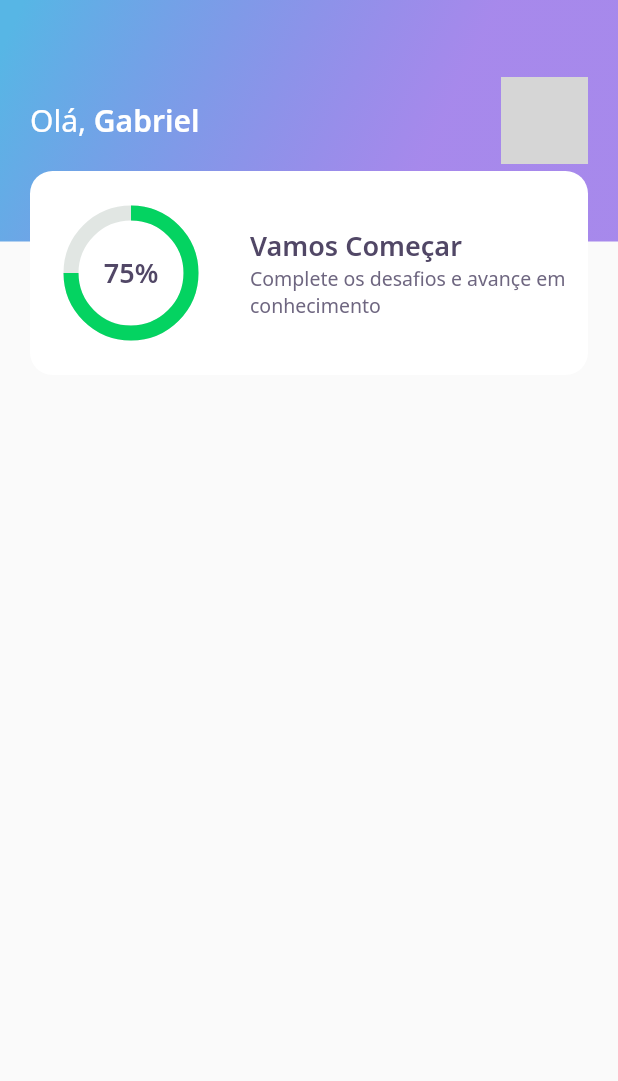
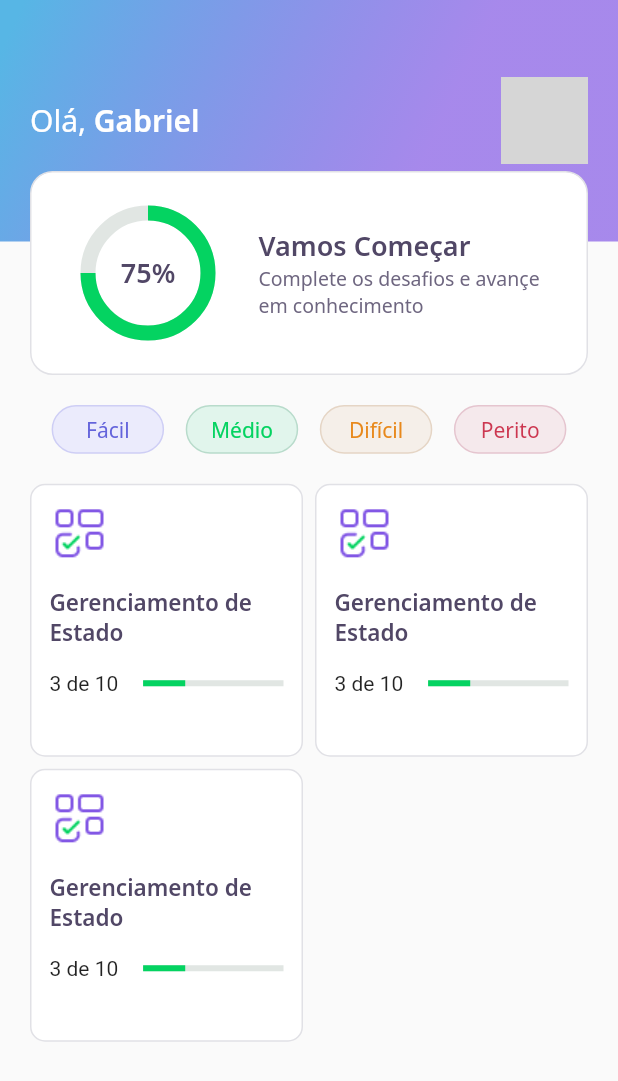
Before and after one commit to gabgmont/dev_quiz, a Flutter app: the screen it shows after launch, on a phone screen of 412 x 824 dp. Shown: the top 1081 px of the screen. Run offline on Flutter 3.47's test engine with Material 2 defaults, Android fonts, the phone set to English and light mode, and no system bars; our stand-ins replace google_fonts; network calls fail; grey boxes are pictures that could not be loaded.

Commit message:
Criação dos widgets da Home Page, e da tela de Challanges.

```diff
--- a/lib/home_page/home_page.dart
+++ b/lib/home_page/home_page.dart
@@ -1,4 +1,6 @@
-import 'package:DevQuiz/widgets/appbar/app_bar_widget.dart';
+import 'package:DevQuiz/home_page/widgets/appbar/app_bar_widget.dart';
+import 'package:DevQuiz/home_page/widgets/level_button/level_button_widget.dart';
+import 'package:DevQuiz/home_page/widgets/quiz_card/quiz_card_widget.dart';
 import 'package:flutter/material.dart';
 
 class HomePage extends StatefulWidget {
@@ -11,6 +13,36 @@ class _HomePAgeState extends State<HomePage> {
   Widget build(BuildContext context) {
     return Scaffold(
       appBar: AppBarWidget(),
+      body: Padding(
+        padding: const EdgeInsets.symmetric(horizontal: 20.0),
+        child: Column(
+          children: [
+            SizedBox(height: 20,),
+            Row(
+              mainAxisAlignment: MainAxisAlignment.spaceEvenly,
+              children: [
+                LevelButtonWidget(label: 'Fácil'),
+                LevelButtonWidget(label: 'Médio'),
+                LevelButtonWidget(label: 'Difícil'),
+                LevelButtonWidget(label: 'Perito'),
+              ],
+            ),
+            SizedBox(height: 20,),
+            Expanded(
+              child: GridView.count(
+                crossAxisSpacing: 8,
+                mainAxisSpacing: 8,
+                crossAxisCount: 2,
+                children: [
+                  QuizCardWidget(),
+                  QuizCardWidget(),
+                  QuizCardWidget(),
+                ],
+              ),
+            ),
+          ],
+        ),
+      ),
     );
   }
 }
--- a/lib/widgets/appbar/app_bar_widget.dart
+++ b/lib/home_page/widgets/appbar/app_bar_widget.dart
@@ -1,6 +1,7 @@
+import 'package:DevQuiz/core/app_colors.dart';
 import 'package:DevQuiz/core/app_gradients.dart';
 import 'package:DevQuiz/core/app_text_styles.dart';
-import 'package:DevQuiz/widgets/score_card/score_card_widget.dart';
+import 'package:DevQuiz/home_page/widgets/score_card/score_card_widget.dart';
 import 'package:flutter/cupertino.dart';
 
 class AppBarWidget extends PreferredSize {
@@ -37,7 +38,7 @@ class AppBarWidget extends PreferredSize {
                         width: 58,
                         height: 58,
                         decoration: BoxDecoration(
-                            borderRadius: BorderRadius.circular(15),
+                            borderRadius: BorderRadius.circular(23),
                             image: DecorationImage(
                               image: NetworkImage(
                                   'https://avatars.githubusercontent.com/u/57967676?v=4'),
--- /dev/null
+++ b/lib/home_page/widgets/level_button/level_button_widget.dart
@@ -0,0 +1,65 @@
+import 'package:DevQuiz/core/app_colors.dart';
+import 'package:flutter/material.dart';
+import 'package:google_fonts/google_fonts.dart';
+
+class LevelButtonWidget extends StatelessWidget {
+  final String label;
+
+  LevelButtonWidget({
+    Key? key,
+    required this.label,
+  })   : assert(['Fácil', 'Médio', 'Difícil', 'Perito'].contains(label)),
+        super(key: key);
+
+  final config = {
+    'Fácil': {
+      'color': AppColors.levelButtonFacil,
+      'borderColor': AppColors.levelButtonBorderFacil,
+      'fontColor': AppColors.levelButtonTextFacil,
+    },
+    'Médio': {
+      'color': AppColors.levelButtonMedio,
+      'borderColor': AppColors.levelButtonBorderMedio,
+      'fontColor': AppColors.levelButtonTextMedio,
+    },
+    'Difícil': {
+      'color': AppColors.levelButtonDificil,
+      'borderColor': AppColors.levelButtonBorderDificil,
+      'fontColor': AppColors.levelButtonTextDificil,
+    },
+    'Perito': {
+      'color': AppColors.levelButtonPerito,
+      'borderColor': AppColors.levelButtonBorderPerito,
+      'fontColor': AppColors.levelButtonTextPerito,
+    }
+  };
+
+  Color get color => config[label]!['color']!;
+  Color get borderColor => config[label]!['borderColor']!;
+  Color get fontColor => config[label]!['fontColor']!;
+
+  @override
+  Widget build(BuildContext context) {
+    return Container(
+      width: 75,
+      height: 32.5,
+      decoration: BoxDecoration(
+        borderRadius: BorderRadius.circular(28),
+        color: color,
+        border: Border.fromBorderSide(
+          BorderSide(
+            color: borderColor,
+          ),
+        ),
+      ),
+      child: Center(
+        child: Text(
+          label,
+          style: GoogleFonts.notoSans(
+            color: fontColor,
+          ),
+        ),
+      ),
+    );
+  }
+}
--- /dev/null
+++ b/lib/home_page/widgets/quiz_card/quiz_card_widget.dart
@@ -0,0 +1,49 @@
+import 'package:DevQuiz/core/app_colors.dart';
+import 'package:DevQuiz/core/app_images.dart';
+import 'package:DevQuiz/core/app_text_styles.dart';
+import 'package:DevQuiz/shared/widgets/progress_indicator/linear_progress_indicator_widget.dart';
+import 'package:flutter/material.dart';
+
+class QuizCardWidget extends StatelessWidget {
+  @override
+  Widget build(BuildContext context) {
+    return Container(
+      decoration: BoxDecoration(
+          border: Border.fromBorderSide(BorderSide(color: AppColors.border)),
+          color: AppColors.white,
+          borderRadius: BorderRadius.circular(10)),
+      child: Padding(
+        padding: const EdgeInsets.all(12.0),
+        child: Column(
+          crossAxisAlignment: CrossAxisAlignment.start,
+          children: [
+            Container(
+              height: 40,
+              width: 40,
+              child: Image.asset(AppImages.blocks),
+            ),
+            SizedBox(
+              height: 16,
+            ),
+            Text(
+              'Gerenciamento de Estado',
+              style: AppTextStyles.heading15,
+            ),
+            SizedBox(
+              height: 16,
+            ),
+            Row(
+              children: [
+                Expanded(child: Text('3 de 10'),flex: 2,),
+                Expanded(
+                  flex: 3,
+                  child: LinearProgressIndicatorWidget(value: .3),
+                ),
+              ],
+            ),
+          ],
+        ),
+      ),
+    );
+  }
+}
--- a/lib/widgets/score_card/score_card_widget.dart
+++ b/lib/home_page/widgets/score_card/score_card_widget.dart
@@ -1,5 +1,5 @@
 import 'package:DevQuiz/core/core.dart';
-import 'package:DevQuiz/widgets/chart/chart_widget.dart';
+import 'package:DevQuiz/home_page/widgets/chart/chart_widget.dart';
 import 'package:flutter/cupertino.dart';
 import 'package:flutter/material.dart';
 
@@ -12,10 +12,11 @@ class ScoreCardWidget extends StatelessWidget {
         height: 136,
         decoration: BoxDecoration(
           color: AppColors.white,
+          border: Border.fromBorderSide(BorderSide(color: AppColors.border)),
           borderRadius: BorderRadius.circular(15),
         ),
         child: Padding(
-          padding: const EdgeInsets.all(8.0),
+          padding: const EdgeInsets.all(24.0),
           child: Row(
             crossAxisAlignment: CrossAxisAlignment.center,
             children: [
--- /dev/null
+++ b/lib/shared/widgets/progress_indicator/linear_progress_indicator_widget.dart
@@ -0,0 +1,17 @@
+import 'package:DevQuiz/core/app_colors.dart';
+import 'package:flutter/material.dart';
+
+class LinearProgressIndicatorWidget extends StatelessWidget {
+  final double value;
+
+  const LinearProgressIndicatorWidget({Key? key, required this.value}) : super(key: key);
+
+  @override
+  Widget build(BuildContext context) {
+    return LinearProgressIndicator(
+      value: value,
+      backgroundColor: AppColors.chartSecondary,
+      valueColor: AlwaysStoppedAnimation<Color>(AppColors.chartPrimary),
+    );
+  }
+}
```
Also changed, not shown: lib/challange/challange_page.dart (added, +21 -0 lines), lib/challange/widgets/awnser/awnser_widget.dart (added, +80 -0 lines), lib/challange/widgets/question_indicator/question_indicator_widget.dart (added, +29 -0 lines), lib/challange/widgets/quiz/quiz_widget.dart (added, +35 -0 lines), lib/home_page/widgets/chart/chart_widget.dart (renamed from lib/widgets/chart/chart_widget.dart).
